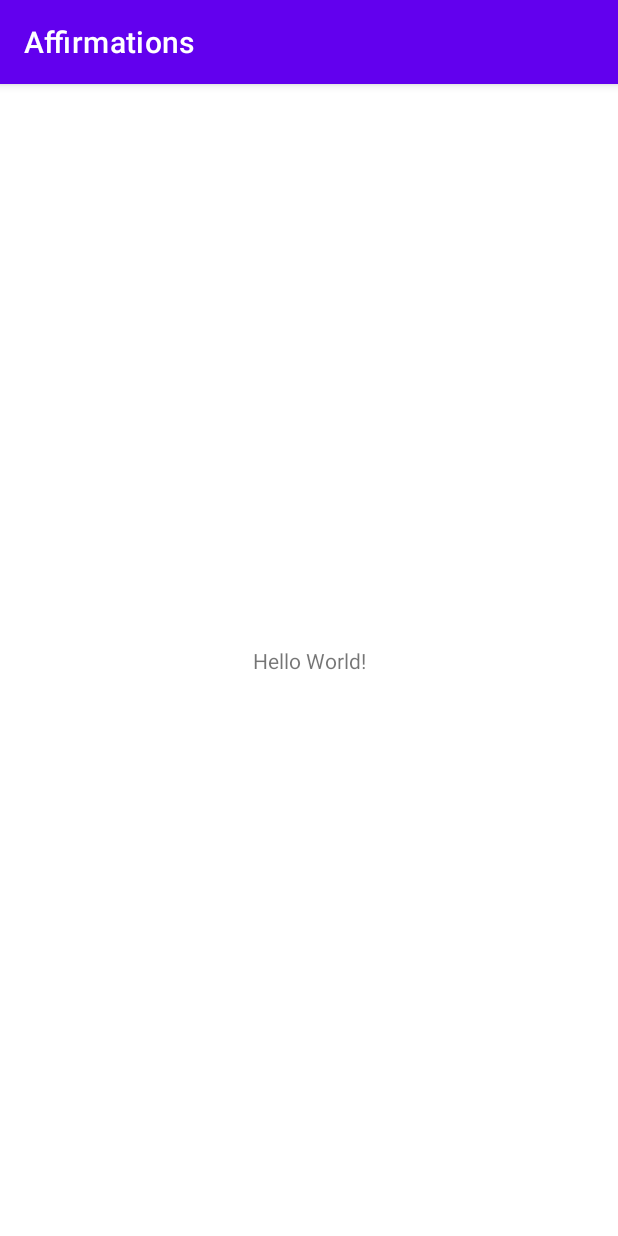
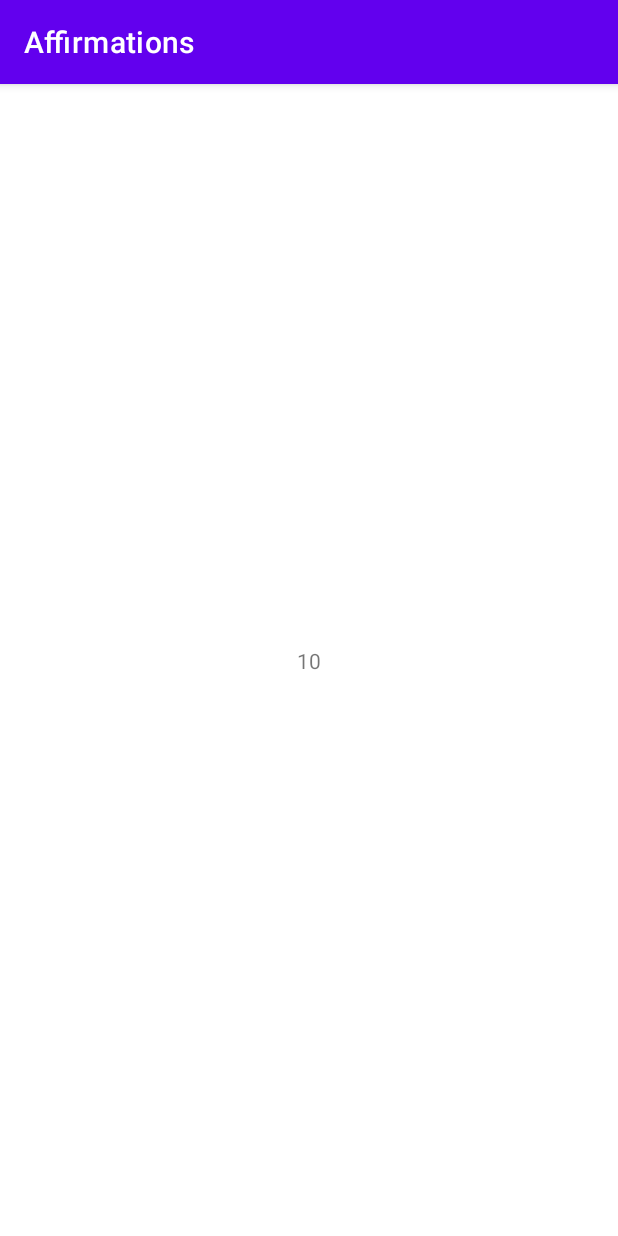
Before and after one commit to Gil-Campos/Android-Basics-in-Kotlin, an Android app: the screen it shows after launch (MainActivity), on a phone screen of 412 x 824 dp. Run offline under Robolectric (Android 15) with nearby library versions, the phone set to English and light mode, and no system bars.

```diff
--- a/Unit-2/Affirmations-App/app/src/main/java/com/gilcampos/affirmations/MainActivity.kt
+++ b/Unit-2/Affirmations-App/app/src/main/java/com/gilcampos/affirmations/MainActivity.kt
@@ -2,10 +2,15 @@ package com.gilcampos.affirmations
 
 import androidx.appcompat.app.AppCompatActivity
 import android.os.Bundle
+import android.widget.TextView
+import com.gilcampos.affirmations.data.Datasource
 
 class MainActivity : AppCompatActivity() {
     override fun onCreate(savedInstanceState: Bundle?) {
         super.onCreate(savedInstanceState)
         setContentView(R.layout.activity_main)
+
+        val textView: TextView = findViewById(R.id.textview)
+        textView.text = Datasource().loadAffirmations().size.toString()
     }
 }
--- /dev/null
+++ b/Unit-2/Affirmations-App/app/src/main/java/com/gilcampos/affirmations/data/Datasource.kt
@@ -0,0 +1,22 @@
+package com.gilcampos.affirmations.data
+
+import com.gilcampos.affirmations.R
+import com.gilcampos.affirmations.model.Affirmation
+
+class Datasource {
+
+    fun loadAffirmations(): List<Affirmation> {
+        return listOf<Affirmation>(
+            Affirmation(R.string.affirmation1),
+            Affirmation(R.string.affirmation2),
+            Affirmation(R.string.affirmation3),
+            Affirmation(R.string.affirmation4),
+            Affirmation(R.string.affirmation5),
+            Affirmation(R.string.affirmation6),
+            Affirmation(R.string.affirmation7),
+            Affirmation(R.string.affirmation8),
+            Affirmation(R.string.affirmation9),
+            Affirmation(R.string.affirmation10)
+        )
+    }
+}
--- /dev/null
+++ b/Unit-2/Affirmations-App/app/src/main/java/com/gilcampos/affirmations/model/Affirmation.kt
@@ -0,0 +1,3 @@
+package com.gilcampos.affirmations.model
+
+data class Affirmation(val stringResourceId: Int)
--- a/Unit-2/Affirmations-App/app/src/main/res/layout/activity_main.xml
+++ b/Unit-2/Affirmations-App/app/src/main/res/layout/activity_main.xml
@@ -7,6 +7,7 @@
     tools:context=".MainActivity">
 
     <TextView
+        android:id="@+id/textview"
         android:layout_width="wrap_content"
         android:layout_height="wrap_content"
         android:text="Hello World!"
--- a/Unit-2/Affirmations-App/app/src/main/res/values/strings.xml
+++ b/Unit-2/Affirmations-App/app/src/main/res/values/strings.xml
@@ -1,3 +1,13 @@
 <resources>
     <string name="app_name">Affirmations</string>
+    <string name="affirmation1">I am strong.</string>
+    <string name="affirmation2">I believe in myself.</string>
+    <string name="affirmation3">Each day is a new opportunity to grow and be a better version of myself.</string>
+    <string name="affirmation4">Every challenge in my life is an opportunity to learn from.</string>
+    <string name="affirmation5">I have so much to be grateful for.</string>
+    <string name="affirmation6">Good things are always coming into my life.</string>
+    <string name="affirmation7">New opportunities await me at every turn.</string>
+    <string name="affirmation8">I have the courage to follow my heart.</string>
+    <string name="affirmation9">Things will unfold at precisely the right time.</string>
+    <string name="affirmation10">I will be present in all the moments that this day brings.</string>
 </resources>
```
